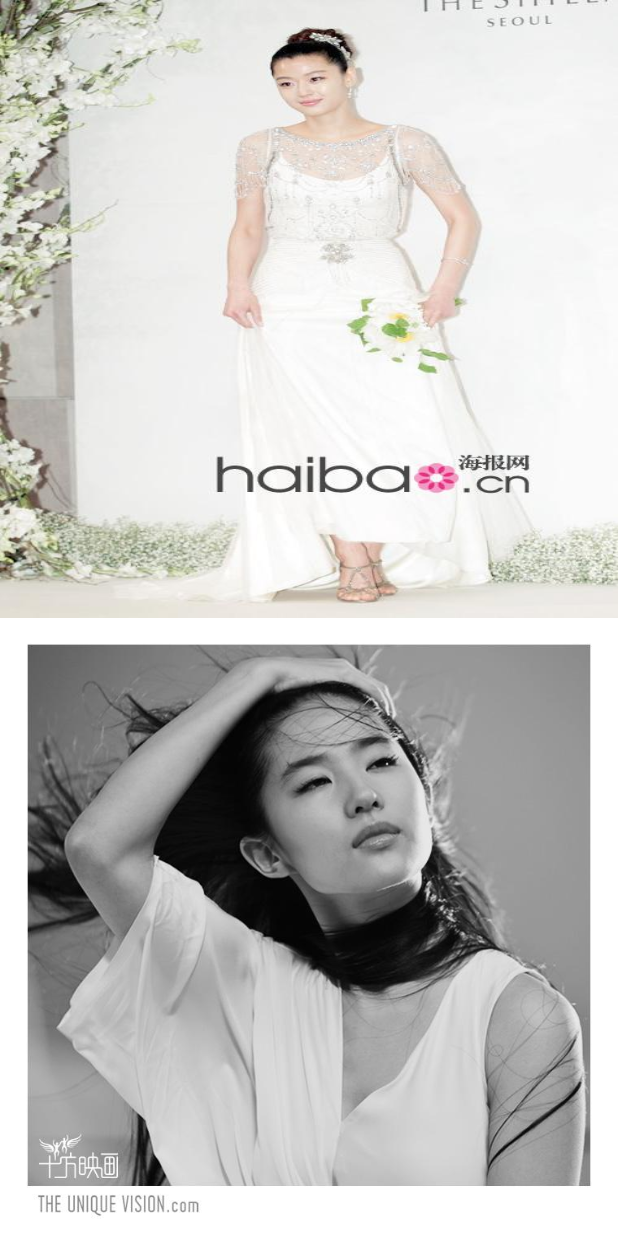
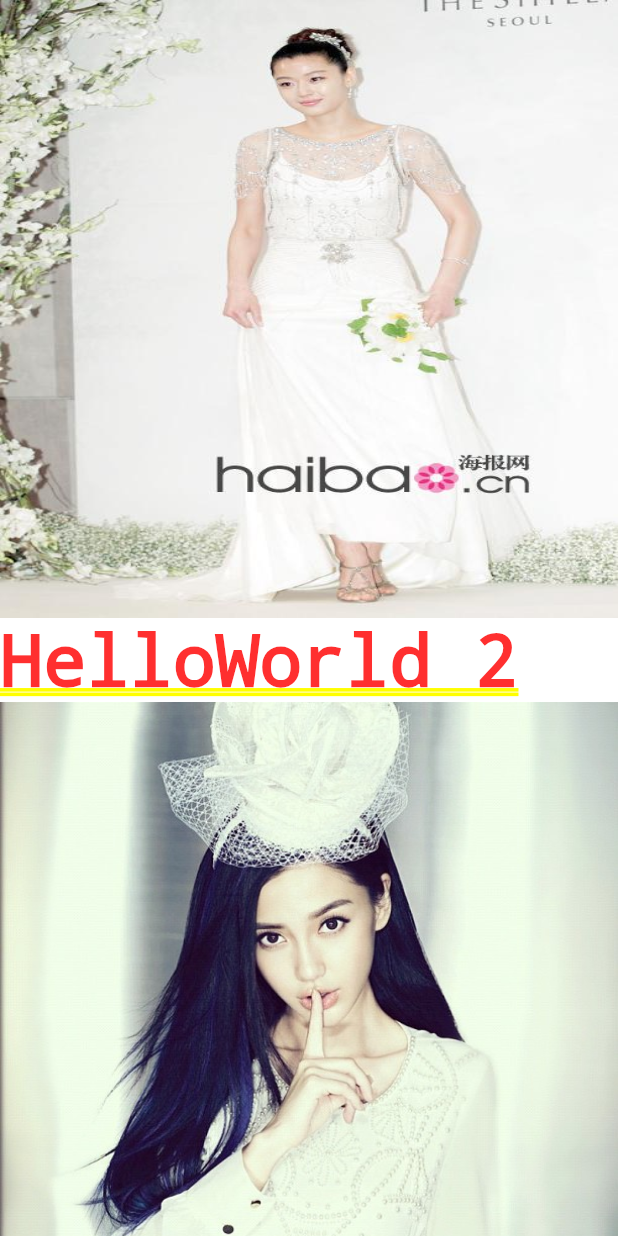
Before and after one commit to AvengersX/evaluation_of_flutter, a Flutter app: the screen it shows after launch, on a phone screen of 412 x 824 dp. Run offline on Flutter 3.47's test engine with Material 2 defaults, Android fonts, the phone set to English and light mode, and no system bars.

Commit message:
list 图文混排

```diff
--- a/flutter_demo/lib/screen/list_screen.dart
+++ b/flutter_demo/lib/screen/list_screen.dart
@@ -16,25 +16,25 @@ class ImageListWidgetState extends State<ImageListWidget> {
   @override
   void initState() {
     super.initState();
-
   }
 
   @override
   Widget build(BuildContext context) {
-
     Size size = MediaQuery.of(context).size;
     _imageWidth = size.width;
     _imageHeight = size.height / 2;
     print(_imageWidth);
     print(_imageHeight);
     List<Widget> widgets = [];
-    for (int i = 1; i < 32; i++) {
-      widgets.add(Image.asset(
-        'images/p$i.jpg',
-        fit: BoxFit.fill,
-        width: _imageWidth,
-        height: _imageHeight,
-      ));
+    for (int i = 1; i < 63; i++) {
+      i % 2 == 0
+          ? widgets.add(Text('HelloWorld $i'))
+          : widgets.add(Image.asset(
+              'images/p$i.jpg',
+              fit: BoxFit.fill,
+              width: _imageWidth,
+              height: _imageHeight,
+            ));
     }
 
     return ListView(
```
